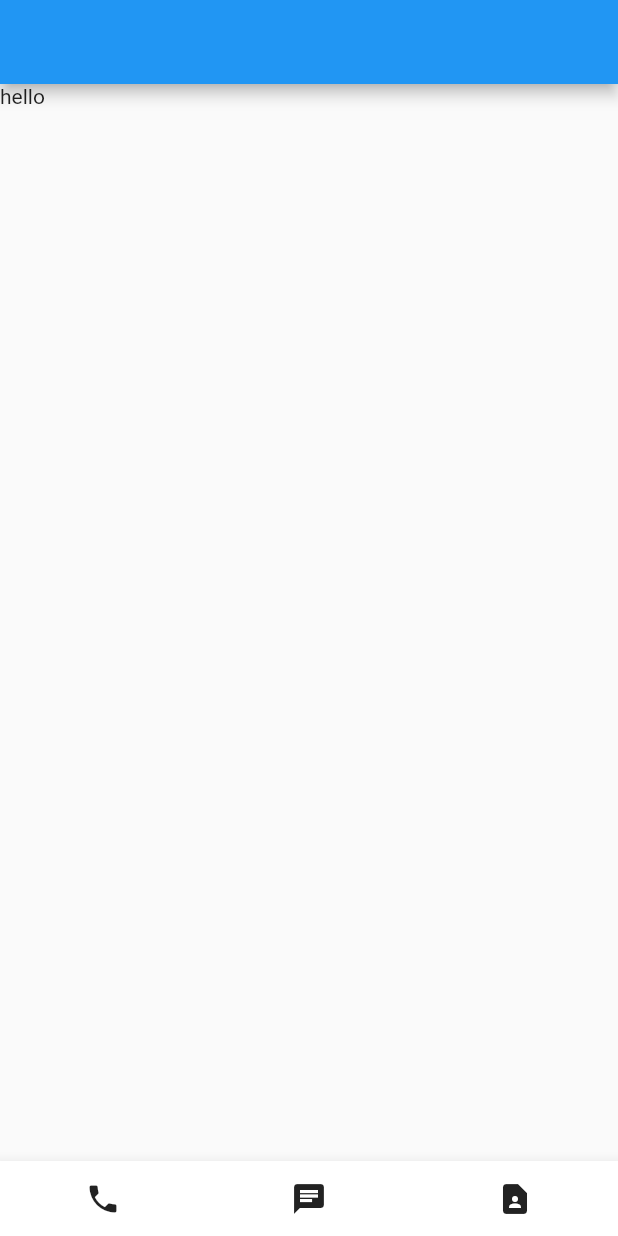
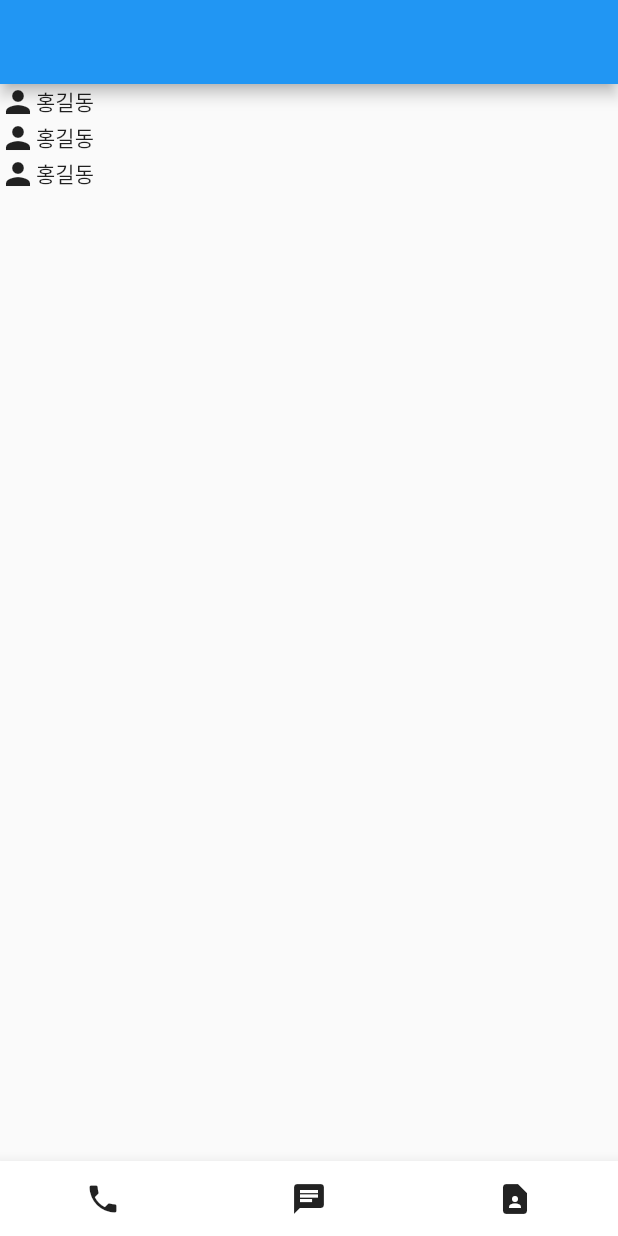
Before and after one commit to zee2013234/PhoneContact, a Flutter app: the screen it shows after launch, on a phone screen of 412 x 824 dp. Run offline on Flutter 3.47's test engine with Material 2 defaults, Android fonts, the phone set to English and light mode, and no system bars.

```diff
--- a/lib/main.dart
+++ b/lib/main.dart
@@ -12,8 +12,10 @@ class MyApp extends StatelessWidget {
     return MaterialApp(
       home: Scaffold(
         appBar: AppBar(),
-        body: ListView(children: [
-          Text('hello'),
+        body: ListView(children: const [
+          Row(children: [Icon(Icons.person), Text("홍길동")]),
+          Row(children: [Icon(Icons.person), Text("홍길동")]),
+          Row(children: [Icon(Icons.person), Text("홍길동")]),
         ]),
         bottomNavigationBar: BottomBar(),
       ),
@@ -31,7 +33,7 @@ class BottomBar extends StatelessWidget {
         height: 50,
         child: Row(
           mainAxisAlignment: MainAxisAlignment.spaceAround,
-          children: [
+          children: const [
             Icon(Icons.phone),
             Icon(Icons.chat),
             Icon(Icons.contact_page),
```
Also changed, not shown: 10 other files.
